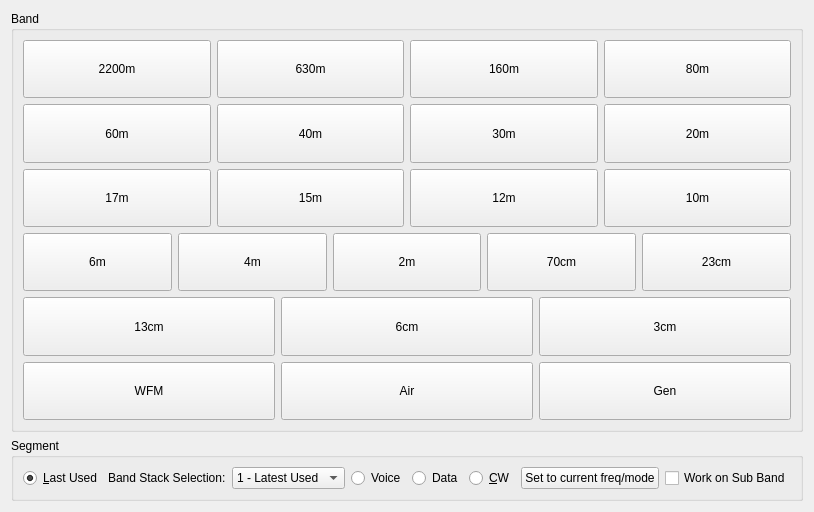
kazushinjo/wfview-win, file src/bandbuttons.ui: the form before one commit.
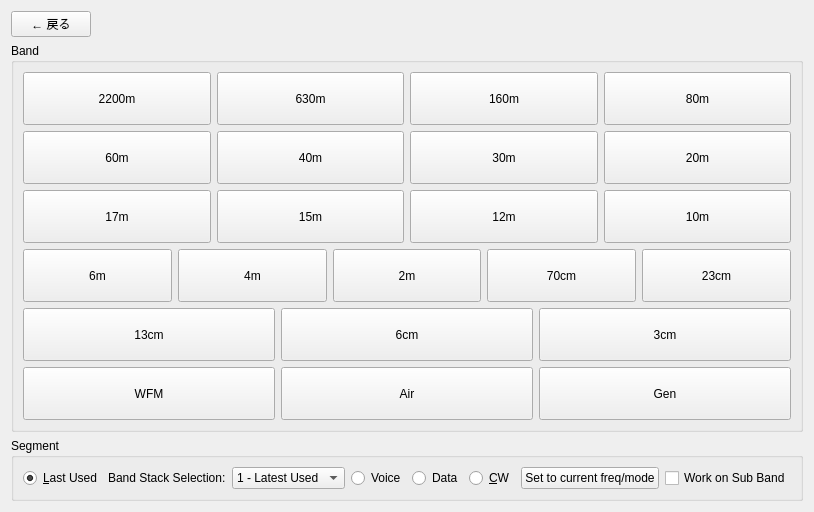
The form after the commit.

Commit message: Add Help viewer, lock SWR/Tx meters, double-click exit, back buttons, JA labels

```diff
--- a/src/bandbuttons.ui
+++ b/src/bandbuttons.ui
@@ -14,6 +14,30 @@
    <string>Form</string>
   </property>
   <layout class="QVBoxLayout" name="verticalLayout">
+   <item>
+    <layout class="QHBoxLayout" name="backButtonLayout">
+     <item>
+      <widget class="QPushButton" name="backBtn">
+       <property name="text">
+        <string>← 戻る</string>
+       </property>
+      </widget>
+     </item>
+     <item>
+      <spacer name="backButtonSpacer">
+       <property name="orientation">
+        <enum>Qt::Orientation::Horizontal</enum>
+       </property>
+       <property name="sizeHint" stdset="0">
+        <size>
+         <width>40</width>
+         <height>20</height>
+        </size>
+       </property>
+      </spacer>
+     </item>
+    </layout>
+   </item>
    <item>
     <widget class="QGroupBox" name="groupBox_3">
      <property name="title">
```
The commit also changes 19 other files.
